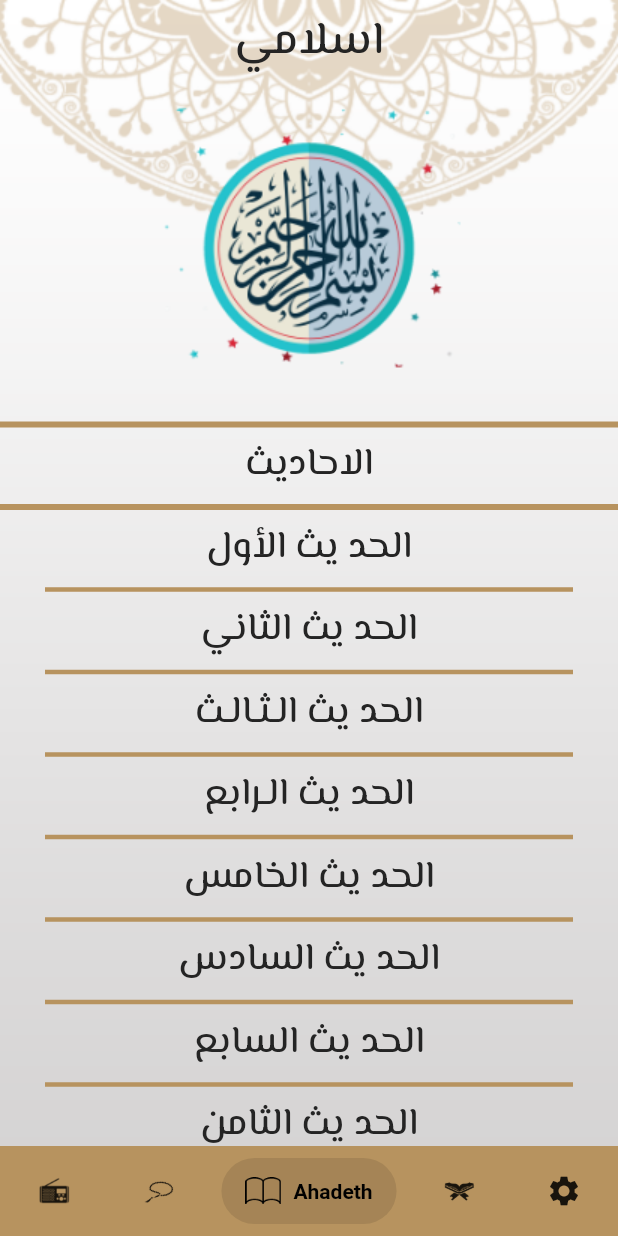
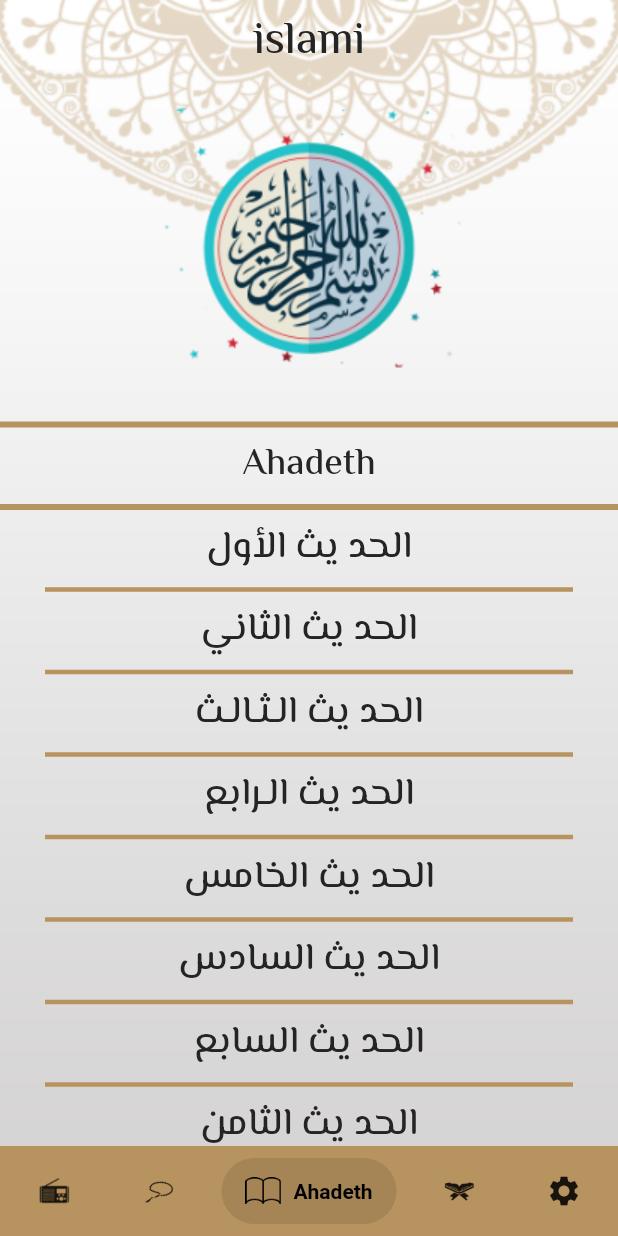
Before and after one commit to MahmoudElgaml/IslamiApp, a Flutter app: the screen it shows after launch, item 3 of the bottom bar chosen, on a phone screen of 412 x 824 dp. Run offline on Flutter 3.47's test engine with Material 2 defaults, Android fonts, the phone set to English and light mode, and no system bars; drawn by our look-alikes of salomon_bottom_bar; our stand-ins replace convex_bottom_bar, google_fonts; generated files the repository leaves out were written again.

Commit message:
Add some Translate

```diff
--- a/lib/l10n/intl_ar.arb
+++ b/lib/l10n/intl_ar.arb
@@ -4,6 +4,7 @@
   "tsapehIcon": "تسابيح",
   "quranIcon": "قران",
   "radioIcon": "راديو",
-  "settingIcon": "الاعدادات"
+  "settingIcon": "الاعدادات",
+  "title": "اسلامي"
 
 }
--- a/lib/l10n/intl_en.arb
+++ b/lib/l10n/intl_en.arb
@@ -4,6 +4,7 @@
   "tsapehIcon": "Tsapeh",
   "quranIcon": "Quran",
   "radioIcon": "Radio",
-  "settingIcon": "setting"
+  "settingIcon": "setting",
+  "title": "islami"
 
 }
--- a/lib/main.dart
+++ b/lib/main.dart
@@ -24,6 +24,7 @@ class MyApp extends StatelessWidget {
         GlobalWidgetsLocalizations.delegate,
         GlobalCupertinoLocalizations.delegate,
       ],
+      locale: const Locale("en"),
       supportedLocales: const [
         Locale('en'), // English
         Locale('ar'), // Spanish
--- a/lib/screens/hadeth_screen.dart
+++ b/lib/screens/hadeth_screen.dart
@@ -2,6 +2,7 @@ import 'package:flutter/material.dart';
 import 'package:flutter_projects/lists/list_hadeth.dart';
 import 'package:flutter_projects/models/hadeth_model.dart';
 import 'package:flutter_projects/my_theme.dart';
+import 'package:flutter_gen/gen_l10n/app_localizations.dart';
 
 class HadethScreen extends StatelessWidget {
   static const String routName = "hadeth";
@@ -21,7 +22,7 @@ class HadethScreen extends StatelessWidget {
         Scaffold(
           appBar: AppBar(
             title: Text(
-              "اسلامي",
+             AppLocalizations.of(context)!.title,
               style: Theme.of(context).textTheme.bodySmall,
             ),
           ),
--- a/lib/screens/home_screen.dart
+++ b/lib/screens/home_screen.dart
@@ -33,7 +33,7 @@ class _HomeScreenState extends State<HomeScreen> {
         Scaffold(
           appBar: AppBar(
             title: Text(
-              "اسلامي",
+              AppLocalizations.of(context)!.title,
               style: Theme.of(context).textTheme.bodyLarge,
             ),
           ),
--- a/lib/taps/ahades_tap.dart
+++ b/lib/taps/ahades_tap.dart
@@ -1,6 +1,6 @@
 import 'package:flutter/material.dart';
 import 'package:flutter_projects/lists/list_hadeth_name.dart';
-
+import 'package:flutter_gen/gen_l10n/app_localizations.dart';
 import 'package:flutter_projects/my_theme.dart';
 
 class AhadesTap extends StatelessWidget {
@@ -17,7 +17,7 @@ class AhadesTap extends StatelessWidget {
             color: MyTheme.primaryColor,
           ),
           Text(
-            "الاحاديث",
+            AppLocalizations.of(context)!.hadithIcon,
             style: Theme.of(context).textTheme.bodySmall,
           ),
           Divider(
```
Also changed, not shown: assets/files/1.txt (line endings or trailing spaces), lib/generated/intl/messages_ar.dart, lib/generated/intl/messages_en.dart, lib/generated/l10n.dart.
